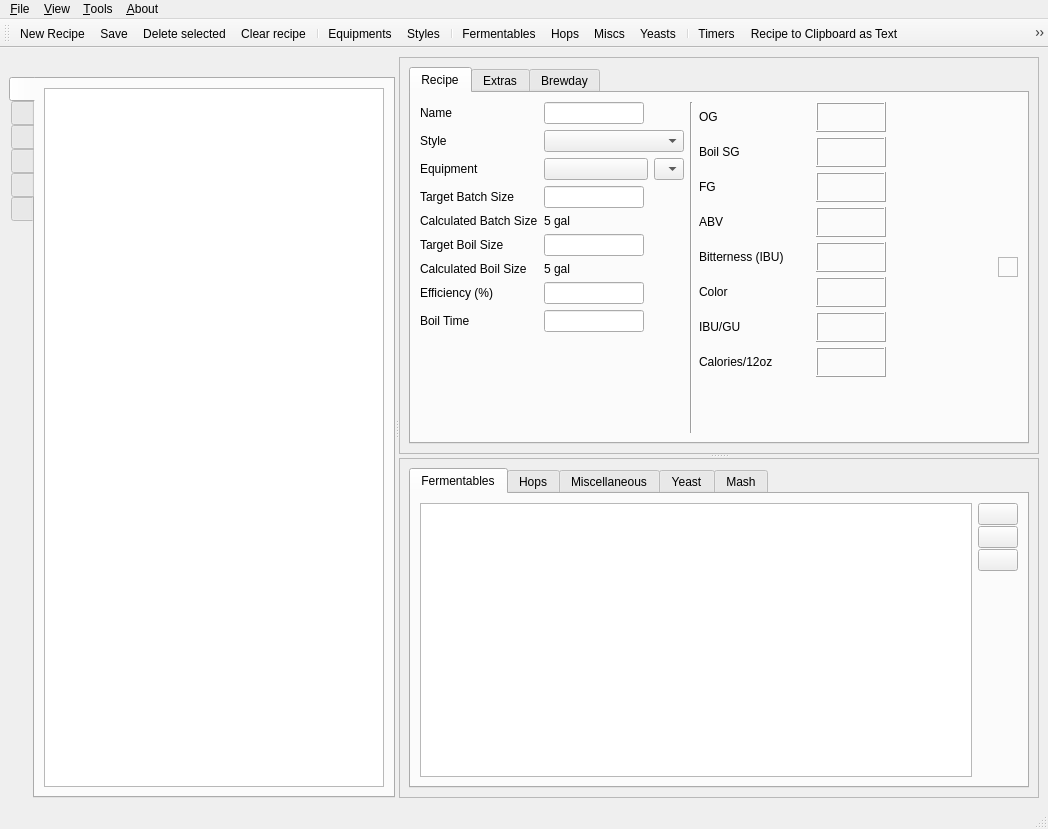
First picture: the form in ui/mainWindow.ui, repository Brewtarget/brewtarget, before the edit.
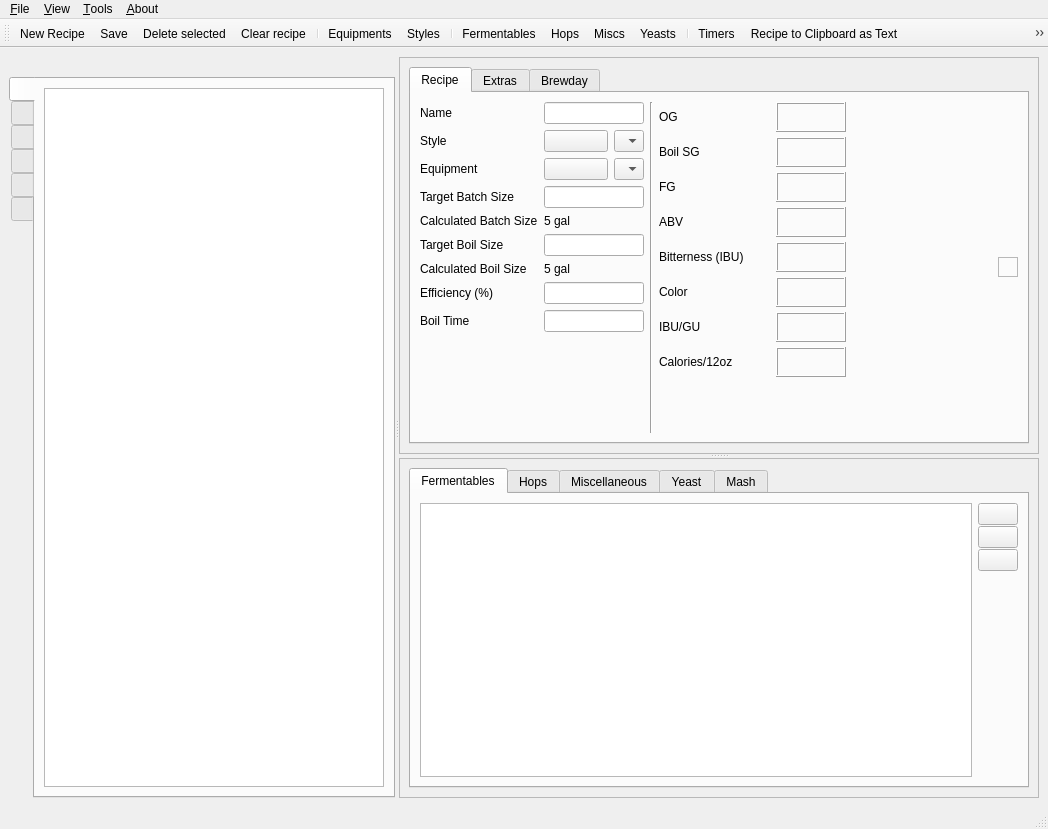
Second picture: the form after the edit. Icons and pictures are not drawn. Custom widgets are drawn as their Qt base class.

Diff of the .ui file:
```diff
--- a/ui/mainWindow.ui
+++ b/ui/mainWindow.ui
@@ -199,8 +199,8 @@
           <rect>
            <x>0</x>
            <y>0</y>
-           <width>657</width>
-           <height>411</height>
+           <width>742</width>
+           <height>401</height>
           </rect>
          </property>
          <layout class="QVBoxLayout" name="verticalLayout_11">
@@ -218,22 +218,6 @@
                <layout class="QVBoxLayout" name="verticalLayout_2">
                 <item>
                  <layout class="QGridLayout" name="gridLayout_2">
-                  <item row="1" column="1">
-                   <widget class="QComboBox" name="styleComboBox">
-                    <property name="minimumSize">
-                     <size>
-                      <width>140</width>
-                      <height>0</height>
-                     </size>
-                    </property>
-                    <property name="maximumSize">
-                     <size>
-                      <width>200</width>
-                      <height>16777215</height>
-                     </size>
-                    </property>
-                   </widget>
-                  </item>
                   <item row="6" column="1">
                    <widget class="QLabel" name="label_calcBoilSize">
                     <property name="text">
@@ -478,7 +462,20 @@
                      <number>0</number>
                     </property>
                     <item>
-                     <widget class="EquipmentButton" name="equipmentButton"/>
+                     <widget class="EquipmentButton" name="equipmentButton">
+                      <property name="minimumSize">
+                       <size>
+                        <width>0</width>
+                        <height>0</height>
+                       </size>
+                      </property>
+                      <property name="maximumSize">
+                       <size>
+                        <width>16777215</width>
+                        <height>16777215</height>
+                       </size>
+                      </property>
+                     </widget>
                     </item>
                     <item>
                      <widget class="CustomComboBox" name="equipmentComboBox">
@@ -498,6 +495,51 @@
                     </item>
                    </layout>
                   </item>
+                  <item row="1" column="1">
+                   <layout class="QHBoxLayout" name="horizontalLayout_11">
+                    <item>
+                     <widget class="StyleButton" name="styleButton">
+                      <property name="sizePolicy">
+                       <sizepolicy hsizetype="Minimum" vsizetype="Fixed">
+                        <horstretch>0</horstretch>
+                        <verstretch>0</verstretch>
+                       </sizepolicy>
+                      </property>
+                      <property name="minimumSize">
+                       <size>
+                        <width>0</width>
+                        <height>0</height>
+                       </size>
+                      </property>
+                      <property name="maximumSize">
+                       <size>
+                        <width>360</width>
+                        <height>16777215</height>
+                       </size>
+                      </property>
+                      <property name="text">
+                       <string/>
+                      </property>
+                     </widget>
+                    </item>
+                    <item>
+                     <widget class="CustomComboBox" name="styleComboBox">
+                      <property name="sizePolicy">
+                       <sizepolicy hsizetype="Maximum" vsizetype="Fixed">
+                        <horstretch>0</horstretch>
+                        <verstretch>0</verstretch>
+                       </sizepolicy>
+                      </property>
+                      <property name="maximumSize">
+                       <size>
+                        <width>30</width>
+                        <height>16777215</height>
+                       </size>
+                      </property>
+                     </widget>
+                    </item>
+                   </layout>
+                  </item>
                  </layout>
                 </item>
                 <item>
@@ -2434,6 +2476,11 @@
    <extends>QLabel</extends>
    <header>BtLabel.h</header>
   </customwidget>
+  <customwidget>
+   <class>StyleButton</class>
+   <extends>QPushButton</extends>
+   <header>StyleButton.h</header>
+  </customwidget>
  </customwidgets>
  <resources>
   <include location="../../../build/brewtarget.qrc"/>
```
Left out of the diff: 155 changed lines with no effect on the pictures.
